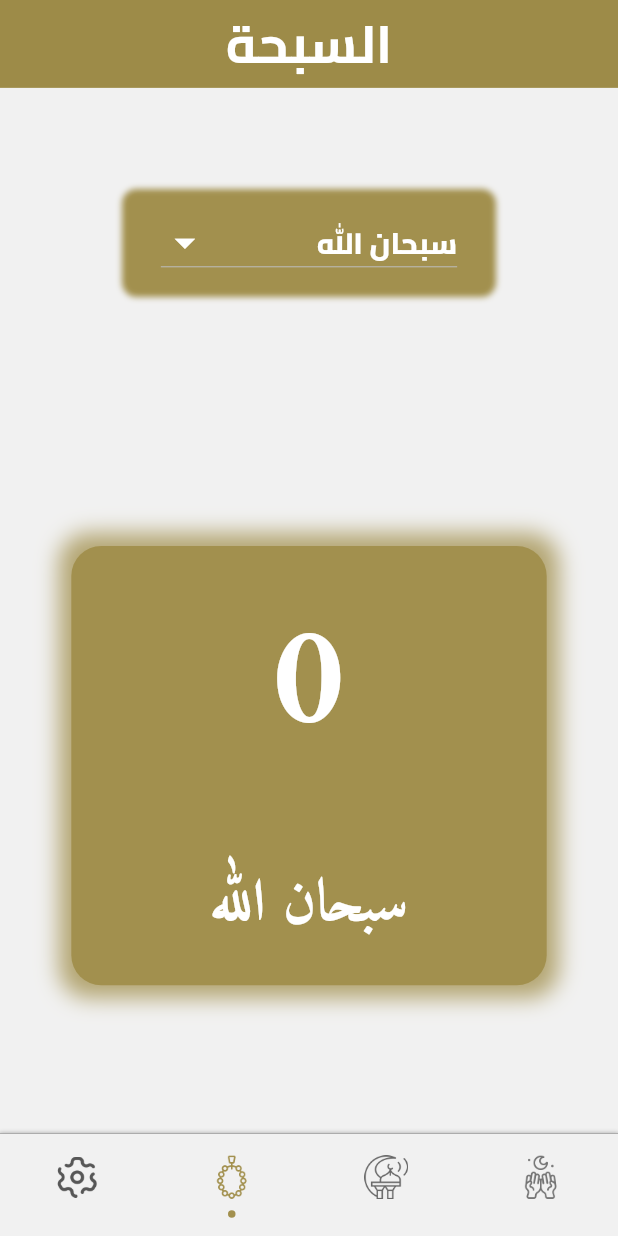
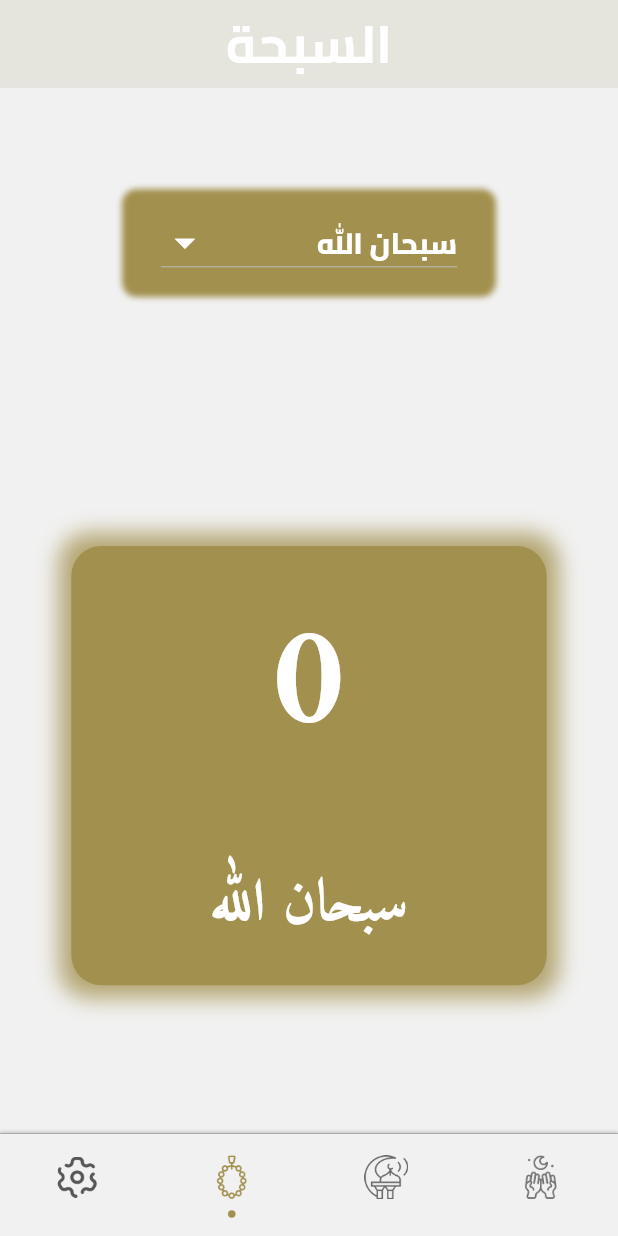
Before and after one commit to mohamedmagdy2301/ramadan_app, a Flutter app: the screen it shows after launch, item 3 of the bottom bar chosen, on a phone screen of 412 x 824 dp. Run offline on Flutter 3.47's test engine with Material 3 defaults, Android fonts, the light colour scheme and no system bars; drawn by our look-alikes of persistent_bottom_nav_bar; our stand-ins replace adaptive_theme, connectivity_plus, dio, flutter_bloc, flutter_screenutil, fluttertoast and 5 more.

Commit message:
Update Sabha screen background color to use theme's scaffold background color

```diff
--- a/lib/features/sabha/presentation/veiw/screens/sabha_screen.dart
+++ b/lib/features/sabha/presentation/veiw/screens/sabha_screen.dart
@@ -122,7 +122,7 @@ class _SabhaScreenState extends State<SabhaScreen> {
       flexibleSpace: Container(),
       elevation: 4,
       toolbarHeight: 60.h,
-      backgroundColor: context.primaryColor,
+      backgroundColor: context.theme.scaffoldBackgroundColor,
       actions: [
         counter != 0
             ? IconButton(
```
